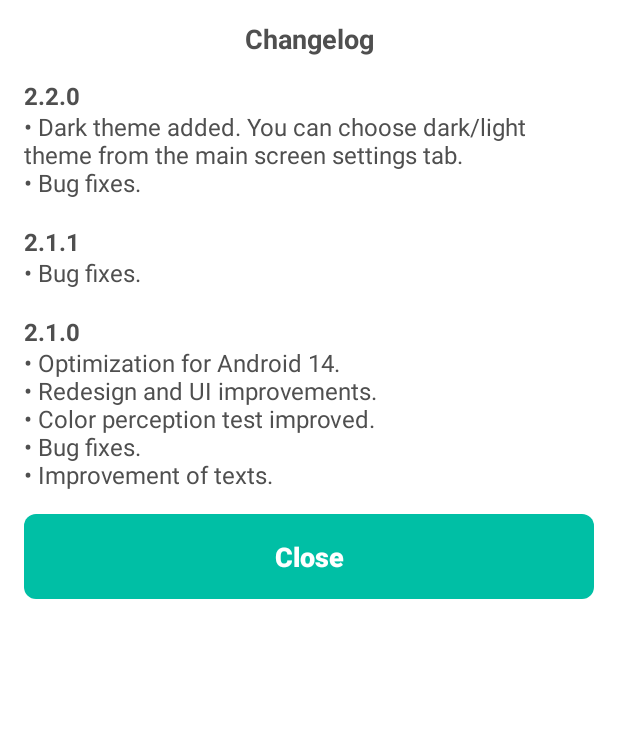
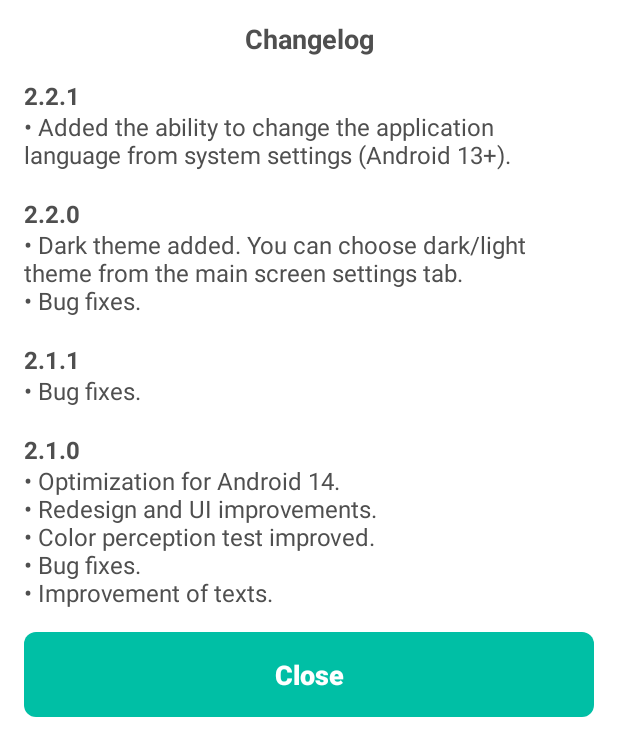
Before and after one commit to RznNike/EyeHealthManager, an Android app: the layout dialog_changelog.xml on its own in the app's theme, with its tools: preview values and no code run, on a phone screen of 412 x 824 dp. Shown: the top 756 px of the screen. Run offline under Robolectric (Android 15) with nearby library versions, the light colour scheme and no system bars.

Commit message:
Changelog updated

```diff
--- a/resources/src/main/res/values/strings.xml
+++ b/resources/src/main/res/values/strings.xml
@@ -220,7 +220,7 @@
     <string name="welcome_header">Hello</string>
     <string name="welcome_message">This application is an open source project written by one person for free. You can write about all problems and wishes to the email specified in the settings in the \"About app\" section. There you will also find a link to the source code repository.</string>
     <string name="changelog">Changelog</string>
-    <string name="changelog_text"><b>2.2.0</b>\n• Dark theme added. You can choose dark/light theme from the main screen settings tab.\n• Bug fixes.\n\n<b>2.1.1</b>\n• Bug fixes.\n\n<b>2.1.0</b>\n• Optimization for Android 14.\n• Redesign and UI improvements.\n• Color perception test improved.\n• Bug fixes.\n• Improvement of texts.</string>
+    <string name="changelog_text"><b>2.2.1</b>\n• Added the ability to change the application language from system settings (Android 13+).\n\n<b>2.2.0</b>\n• Dark theme added. You can choose dark/light theme from the main screen settings tab.\n• Bug fixes.\n\n<b>2.1.1</b>\n• Bug fixes.\n\n<b>2.1.0</b>\n• Optimization for Android 14.\n• Redesign and UI improvements.\n• Color perception test improved.\n• Bug fixes.\n• Improvement of texts.</string>
     <string name="error_file_not_found">File not found</string>
     <string name="notification_channel_system">System notifications</string>
     <string name="notification_channel_soundless_suffix">soundless</string>
```
Also changed, not shown: 1 other file.
